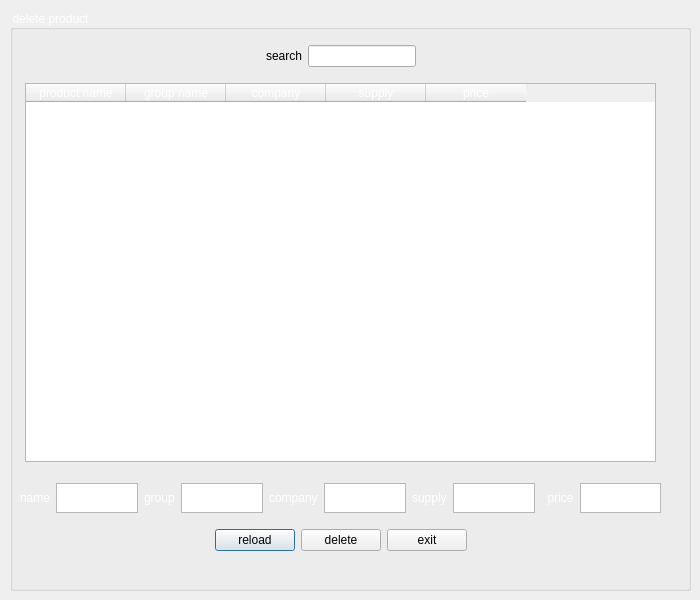
Qt form deletepg.ui (melika-ag8/finalfoof) before a commit.
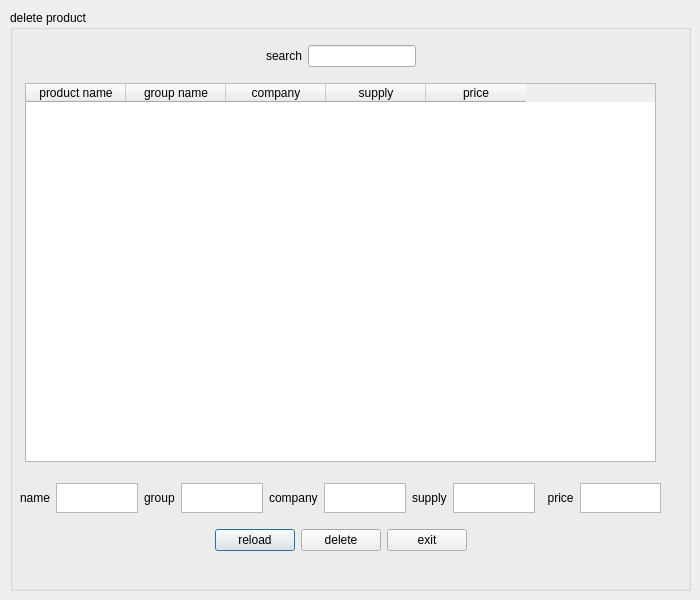
The same form after that commit. Icons and pictures are not drawn.

Diff of the .ui file:
```diff
--- a/deletepg.ui
+++ b/deletepg.ui
@@ -56,7 +56,7 @@
        </size>
       </property>
       <property name="styleSheet">
-       <string notr="true">color:white;</string>
+       <string notr="true"/>
       </property>
       <property name="title">
        <string>delete product</string>
```
Left out of the diff: 6 changed lines with no effect on the pictures.
